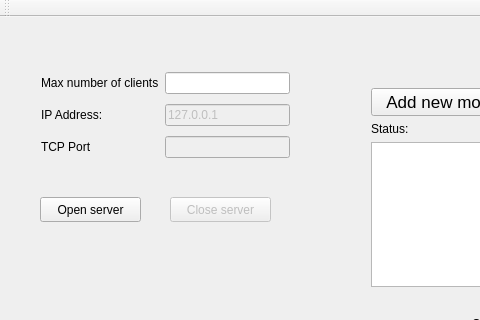
First picture: the form in src/gui/mainwindow.ui, repository Domnyk/Oton, before the edit; both pictures show x 0 to 480 and y 0 to 320 of the 735 by 591 pixel window.
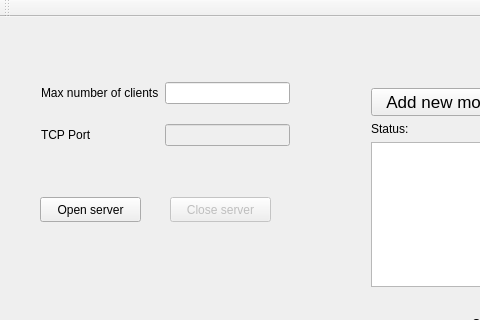
Second picture: the form after the edit.

Commit message: Get rid of host address in GUI.

What changed in the file:
```diff
--- a/src/gui/mainwindow.ui
+++ b/src/gui/mainwindow.ui
@@ -40,26 +40,6 @@
      <item row="0" column="1">
       <widget class="QLineEdit" name="edit_max_num_of_clients"/>
      </item>
-     <item row="1" column="1">
-      <widget class="QLineEdit" name="edit_host_address">
-       <property name="enabled">
-        <bool>false</bool>
-       </property>
-       <property name="text">
-        <string>127.0.0.1</string>
-       </property>
-       <property name="maxLength">
-        <number>15</number>
-       </property>
-      </widget>
-     </item>
-     <item row="2" column="1">
-      <widget class="QLineEdit" name="tcp_port">
-       <property name="enabled">
-        <bool>false</bool>
-       </property>
-      </widget>
-     </item>
      <item row="0" column="0">
       <widget class="QLabel" name="label_max_num_of_clients">
        <property name="text">
@@ -67,20 +47,20 @@
        </property>
       </widget>
      </item>
-     <item row="2" column="0">
+     <item row="1" column="1">
+      <widget class="QLineEdit" name="tcp_port">
+       <property name="enabled">
+        <bool>false</bool>
+       </property>
+      </widget>
+     </item>
+     <item row="1" column="0">
       <widget class="QLabel" name="label_tcp_port">
        <property name="text">
         <string>TCP Port</string>
        </property>
       </widget>
      </item>
-     <item row="1" column="0">
-      <widget class="QLabel" name="label_ip_address">
-       <property name="text">
-        <string>IP Address:</string>
-       </property>
-      </widget>
-     </item>
     </layout>
    </widget>
    <widget class="QPushButton" name="btn_close_server">
```
